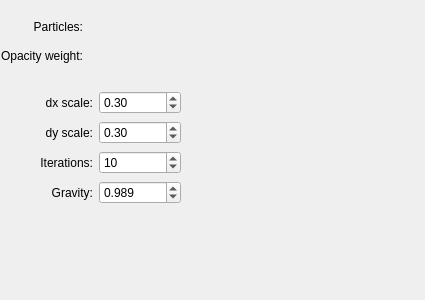
First picture: the form in krita/plugins/paintops/particle/wdgparticleoptions.ui, repository KDE/krita, before the edit.
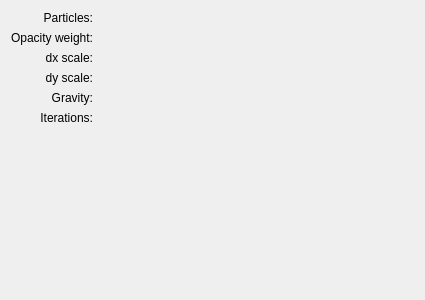
Second picture: the form after the edit. Custom widgets are drawn as their Qt base class.

Commit message: update particle brush sliders

```diff
--- a/krita/plugins/paintops/particle/wdgparticleoptions.ui
+++ b/krita/plugins/paintops/particle/wdgparticleoptions.ui
@@ -22,15 +22,8 @@
     <height>300</height>
    </size>
   </property>
-  <widget class="QWidget">
-   <property name="geometry">
-    <rect>
-     <x>1</x>
-     <y>11</y>
-     <width>391</width>
-     <height>62</height>
-    </rect>
-   </property>
+  <layout class="QVBoxLayout" name="verticalLayout">
+   <item>
    <layout class="QGridLayout" name="gridLayout">
     <item row="0" column="0">
      <widget class="QLabel" name="particlesLbl">
@@ -55,34 +48,13 @@
      </widget>
     </item>
     <item row="0" column="1">
-     <widget class="KDoubleNumInput" name="particleSpinBox" native="true">
+      <widget class="KisDoubleSliderSpinBox" name="particleSpinBox" native="true">
       <property name="sizePolicy">
        <sizepolicy hsizetype="Minimum" vsizetype="Fixed">
         <horstretch>0</horstretch>
         <verstretch>0</verstretch>
        </sizepolicy>
       </property>
-      <property name="value" stdset="0">
-       <double>50.000000000000000</double>
-      </property>
-      <property name="minimum" stdset="0">
-       <double>1.000000000000000</double>
-      </property>
-      <property name="maximum" stdset="0">
-       <double>500.000000000000000</double>
-      </property>
-      <property name="singleStep" stdset="0">
-       <double>1.000000000000000</double>
-      </property>
-      <property name="decimals" stdset="0">
-       <number>0</number>
-      </property>
-      <property name="sliderEnabled" stdset="0">
-       <bool>true</bool>
-      </property>
-      <property name="exponentRatio" stdset="0">
-       <double>1.500000000000000</double>
-      </property>
      </widget>
     </item>
     <item row="1" column="0">
@@ -108,101 +80,25 @@
      </widget>
     </item>
     <item row="1" column="1">
-     <widget class="KDoubleNumInput" name="weightSPBox" native="true">
+      <widget class="KisDoubleSliderSpinBox" name="weightSPBox" native="true">
       <property name="sizePolicy">
        <sizepolicy hsizetype="Expanding" vsizetype="Fixed">
         <horstretch>0</horstretch>
         <verstretch>0</verstretch>
        </sizepolicy>
       </property>
-      <property name="value" stdset="0">
-       <double>0.200000000000000</double>
-      </property>
-      <property name="minimum" stdset="0">
-       <double>0.010000000000000</double>
-      </property>
-      <property name="maximum" stdset="0">
-       <double>1.000000000000000</double>
-      </property>
-      <property name="singleStep" stdset="0">
-       <double>0.100000000000000</double>
-      </property>
-      <property name="sliderEnabled" stdset="0">
-       <bool>true</bool>
-      </property>
-     </widget>
-    </item>
-   </layout>
-  </widget>
-  <widget class="QWidget">
-   <property name="geometry">
-    <rect>
-     <x>10</x>
-     <y>90</y>
-     <width>171</width>
-     <height>116</height>
-    </rect>
-   </property>
-   <layout class="QGridLayout" name="gridLayout_2">
-    <item row="0" column="0">
-     <widget class="QLabel" name="radiusLabel_3">
-      <property name="text">
-       <string>dx scale:</string>
-      </property>
-      <property name="alignment">
-       <set>Qt::AlignRight|Qt::AlignTrailing|Qt::AlignVCenter</set>
-      </property>
-     </widget>
-    </item>
-    <item row="0" column="1">
-     <widget class="QDoubleSpinBox" name="dxSPBox">
-      <property name="decimals">
-       <number>2</number>
-      </property>
-      <property name="minimum">
-       <double>-100.000000000000000</double>
-      </property>
-      <property name="maximum">
-       <double>100.000000000000000</double>
-      </property>
-      <property name="singleStep">
-       <double>0.100000000000000</double>
-      </property>
-      <property name="value">
-       <double>0.300000000000000</double>
-      </property>
-     </widget>
-    </item>
-    <item row="1" column="0">
-     <widget class="QLabel" name="radiusLabel_4">
-      <property name="text">
-       <string>dy scale:</string>
-      </property>
-      <property name="alignment">
-       <set>Qt::AlignRight|Qt::AlignTrailing|Qt::AlignVCenter</set>
-      </property>
-     </widget>
-    </item>
-    <item row="1" column="1">
-     <widget class="QDoubleSpinBox" name="dySPBox">
-      <property name="decimals">
-       <number>2</number>
-      </property>
-      <property name="minimum">
-       <double>-100.000000000000000</double>
-      </property>
-      <property name="maximum">
-       <double>100.000000000000000</double>
-      </property>
-      <property name="singleStep">
-       <double>0.100000000000000</double>
-      </property>
-      <property name="value">
-       <double>0.300000000000000</double>
-      </property>
-     </widget>
-    </item>
-    <item row="2" column="0">
+      </widget>
+     </item>
+     <item row="2" column="1">
+      <widget class="KisDoubleSliderSpinBox" name="dxSPBox" native="true"/>
+     </item>
+     <item row="4" column="1">
+      <widget class="KisDoubleSliderSpinBox" name="gravSPBox" native="true"/>
+     </item>
+     <item row="3" column="1">
+      <widget class="KisDoubleSliderSpinBox" name="dySPBox" native="true"/>
+     </item>
+     <item row="5" column="0">
      <widget class="QLabel" name="radiusLabel_5">
       <property name="text">
        <string>Iterations:</string>
@@ -212,17 +108,7 @@
       </property>
      </widget>
     </item>
-    <item row="2" column="1">
-     <widget class="QSpinBox" name="itersSPBox">
-      <property name="maximum">
-       <number>400</number>
-      </property>
-      <property name="value">
-       <number>10</number>
-      </property>
-     </widget>
-    </item>
-    <item row="3" column="0">
+     <item row="4" column="0">
      <widget class="QLabel" name="radiusLabel_2">
       <property name="text">
        <string>Gravity:</string>
@@ -232,33 +118,52 @@
       </property>
      </widget>
     </item>
-    <item row="3" column="1">
-     <widget class="QDoubleSpinBox" name="gravSPBox">
-      <property name="decimals">
-       <number>3</number>
-      </property>
-      <property name="minimum">
-       <double>-1.000000000000000</double>
-      </property>
-      <property name="maximum">
-       <double>1.000000000000000</double>
-      </property>
-      <property name="singleStep">
-       <double>0.001000000000000</double>
-      </property>
-      <property name="value">
-       <double>0.989000000000000</double>
-      </property>
+     <item row="5" column="1">
+      <widget class="KisDoubleSliderSpinBox" name="itersSPBox" />
+     </item>
+     <item row="2" column="0">
+      <widget class="QLabel" name="radiusLabel_3">
+       <property name="text">
+        <string>dx scale:</string>
+       </property>
+       <property name="alignment">
+        <set>Qt::AlignRight|Qt::AlignTrailing|Qt::AlignVCenter</set>
+       </property>
+      </widget>
+     </item>
+     <item row="3" column="0">
+      <widget class="QLabel" name="radiusLabel_4">
+       <property name="text">
+        <string>dy scale:</string>
+       </property>
+       <property name="alignment">
+        <set>Qt::AlignRight|Qt::AlignTrailing|Qt::AlignVCenter</set>
+       </property>
      </widget>
     </item>
    </layout>
-  </widget>
+   </item>
+   <item>
+    <spacer name="verticalSpacer">
+     <property name="orientation">
+      <enum>Qt::Vertical</enum>
+     </property>
+     <property name="sizeHint" stdset="0">
+      <size>
+       <width>20</width>
+       <height>40</height>
+      </size>
+     </property>
+    </spacer>
+   </item>
+  </layout>
  </widget>
  <customwidgets>
   <customwidget>
-   <class>KDoubleNumInput</class>
+   <class>KisDoubleSliderSpinBox</class>
    <extends>QWidget</extends>
-   <header>knuminput.h</header>
+   <header>kis_slider_spin_box.h</header>
+   <container>1</container>
   </customwidget>
  </customwidgets>
  <resources/>
```
Lines whose indentation alone changed are shown as unchanged. The commit also changes 1 other file.
